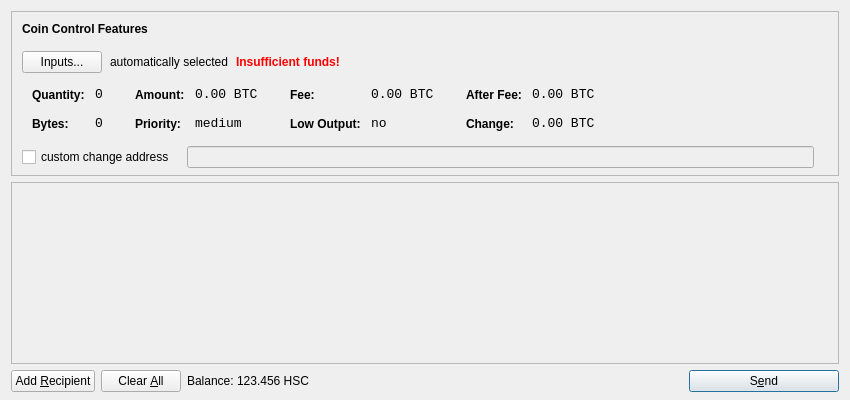
This is src/qt/forms/sendcoinsdialog.ui in hscoin/hashcoin as Qt 5 draws it before an edit. The edited form follows.
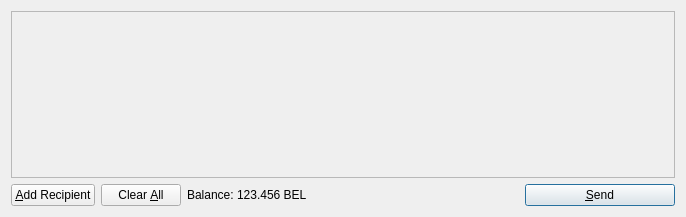
This is the edited form. Icons and pictures are not drawn.

```diff
--- a/src/qt/forms/sendcoinsdialog.ui
+++ b/src/qt/forms/sendcoinsdialog.ui
@@ -6,615 +6,14 @@
    <rect>
     <x>0</x>
     <y>0</y>
-    <width>850</width>
-    <height>400</height>
+    <width>686</width>
+    <height>217</height>
    </rect>
   </property>
   <property name="windowTitle">
    <string>Send Coins</string>
   </property>
-  <layout class="QVBoxLayout" name="verticalLayout" stretch="0,1,0">
-   <property name="bottomMargin">
-    <number>8</number>
-   </property>
-   <item>
-    <widget class="QFrame" name="frameCoinControl">
-     <property name="sizePolicy">
-      <sizepolicy hsizetype="Expanding" vsizetype="Expanding">
-       <horstretch>0</horstretch>
-       <verstretch>0</verstretch>
-      </sizepolicy>
-     </property>
-     <property name="maximumSize">
-      <size>
-       <width>16777215</width>
-       <height>16777215</height>
-      </size>
-     </property>
-     <property name="frameShape">
-      <enum>QFrame::StyledPanel</enum>
-     </property>
-     <property name="frameShadow">
-      <enum>QFrame::Sunken</enum>
-     </property>
-     <layout class="QVBoxLayout" name="verticalLayoutCoinControl2">
-      <property name="spacing">
-       <number>-1</number>
-      </property>
-      <property name="leftMargin">
-       <number>0</number>
-      </property>
-      <property name="topMargin">
-       <number>0</number>
-      </property>
-      <property name="rightMargin">
-       <number>0</number>
-      </property>
-      <property name="bottomMargin">
-       <number>6</number>
-      </property>
-      <item>
-       <layout class="QVBoxLayout" name="verticalLayoutCoinControl" stretch="0,0,0,0,1">
-        <property name="spacing">
-         <number>0</number>
-        </property>
-        <property name="leftMargin">
-         <number>10</number>
-        </property>
-        <property name="topMargin">
-         <number>10</number>
-        </property>
-        <item>
-         <layout class="QHBoxLayout" name="horizontalLayoutCoinControl1">
-          <property name="bottomMargin">
-           <number>15</number>
-          </property>
-          <item>
-           <widget class="QLabel" name="labelCoinControlFeatures">
-            <property name="sizePolicy">
-             <sizepolicy hsizetype="Preferred" vsizetype="Maximum">
-              <horstretch>0</horstretch>
-              <verstretch>0</verstretch>
-             </sizepolicy>
-            </property>
-            <property name="font">
-             <font>
-              <weight>75</weight>
-              <bold>true</bold>
-             </font>
-            </property>
-            <property name="styleSheet">
-             <string notr="true">font-weight:bold;</string>
-            </property>
-            <property name="text">
-             <string>Coin Control Features</string>
-            </property>
-           </widget>
-          </item>
-         </layout>
-        </item>
-        <item>
-         <layout class="QHBoxLayout" name="horizontalLayoutCoinControl2" stretch="0,0,0,0">
-          <property name="spacing">
-           <number>8</number>
-          </property>
-          <property name="bottomMargin">
-           <number>10</number>
-          </property>
-          <item>
-           <widget class="QPushButton" name="pushButtonCoinControl">
-            <property name="styleSheet">
-             <string notr="true"/>
-            </property>
-            <property name="text">
-             <string>Inputs...</string>
-            </property>
-           </widget>
-          </item>
-          <item>
-           <widget class="QLabel" name="labelCoinControlAutomaticallySelected">
-            <property name="text">
-             <string>automatically selected</string>
-            </property>
-            <property name="margin">
-             <number>5</number>
-            </property>
-           </widget>
-          </item>
-          <item>
-           <widget class="QLabel" name="labelCoinControlInsuffFunds">
-            <property name="font">
-             <font>
-              <weight>75</weight>
-              <bold>true</bold>
-             </font>
-            </property>
-            <property name="styleSheet">
-             <string notr="true">color:red;font-weight:bold;</string>
-            </property>
-            <property name="text">
-             <string>Insufficient funds!</string>
-            </property>
-            <property name="margin">
-             <number>5</number>
-            </property>
-           </widget>
-          </item>
-          <item>
-           <spacer name="horizontalSpacerCoinControl">
-            <property name="orientation">
-             <enum>Qt::Horizontal</enum>
-            </property>
-            <property name="sizeHint" stdset="0">
-             <size>
-              <width>40</width>
-              <height>1</height>
-             </size>
-            </property>
-           </spacer>
-          </item>
-         </layout>
-        </item>
-        <item>
-         <widget class="QWidget" name="widgetCoinControl" native="true">
-          <property name="sizePolicy">
-           <sizepolicy hsizetype="Preferred" vsizetype="Preferred">
-            <horstretch>0</horstretch>
-            <verstretch>0</verstretch>
-           </sizepolicy>
-          </property>
-          <property name="minimumSize">
-           <size>
-            <width>0</width>
-            <height>0</height>
-           </size>
-          </property>
-          <property name="styleSheet">
-           <string notr="true"/>
-          </property>
-          <layout class="QHBoxLayout" name="horizontalLayoutCoinControl5">
-           <property name="margin">
-            <number>0</number>
-           </property>
-           <item>
-            <layout class="QHBoxLayout" name="horizontalLayoutCoinControl3" stretch="0,0,0,1">
-             <property name="spacing">
-              <number>20</number>
-             </property>
-             <property name="topMargin">
-              <number>0</number>
-             </property>
-             <property name="bottomMargin">
-              <number>10</number>
-             </property>
-             <item>
-              <layout class="QFormLayout" name="formLayoutCoinControl1">
-               <property name="horizontalSpacing">
-                <number>10</number>
-               </property>
-               <property name="verticalSpacing">
-                <number>14</number>
-               </property>
-               <property name="leftMargin">
-                <number>10</number>
-               </property>
-               <property name="topMargin">
-                <number>4</number>
-               </property>
-               <property name="rightMargin">
-                <number>6</number>
-               </property>
-               <item row="0" column="0">
-                <widget class="QLabel" name="labelCoinControlQuantityText">
-                 <property name="styleSheet">
-                  <string notr="true">font-weight:bold;</string>
-                 </property>
-                 <property name="text">
-                  <string>Quantity:</string>
-                 </property>
-                 <property name="margin">
-                  <number>0</number>
-                 </property>
-                </widget>
-               </item>
-               <item row="0" column="1">
-                <widget class="QLabel" name="labelCoinControlQuantity">
-                 <property name="font">
-                  <font>
-                   <family>Monospace</family>
-                   <pointsize>10</pointsize>
-                  </font>
-                 </property>
-                 <property name="cursor">
-                  <cursorShape>IBeamCursor</cursorShape>
-                 </property>
-                 <property name="contextMenuPolicy">
-                  <enum>Qt::ActionsContextMenu</enum>
-                 </property>
-                 <property name="text">
-                  <string notr="true">0</string>
-                 </property>
-                 <property name="margin">
-                  <number>0</number>
-                 </property>
-                 <property name="textInteractionFlags">
-                  <set>Qt::LinksAccessibleByMouse|Qt::TextSelectableByKeyboard|Qt::TextSelectableByMouse</set>
-                 </property>
-                </widget>
-               </item>
-               <item row="1" column="0">
-                <widget class="QLabel" name="labelCoinControlBytesText">
-                 <property name="styleSheet">
-                  <string notr="true">font-weight:bold;</string>
-                 </property>
-                 <property name="text">
-                  <string>Bytes:</string>
-                 </property>
-                </widget>
-               </item>
-               <item row="1" column="1">
-                <widget class="QLabel" name="labelCoinControlBytes">
-                 <property name="font">
-                  <font>
-                   <family>Monospace</family>
-                   <pointsize>10</pointsize>
-                  </font>
-                 </property>
-                 <property name="cursor">
-                  <cursorShape>IBeamCursor</cursorShape>
-                 </property>
-                 <property name="contextMenuPolicy">
-                  <enum>Qt::ActionsContextMenu</enum>
-                 </property>
-                 <property name="text">
-                  <string notr="true">0</string>
-                 </property>
-                 <property name="textInteractionFlags">
-                  <set>Qt::LinksAccessibleByMouse|Qt::TextSelectableByKeyboard|Qt::TextSelectableByMouse</set>
-                 </property>
-                </widget>
-               </item>
-              </layout>
-             </item>
-             <item>
-              <layout class="QFormLayout" name="formLayoutCoinControl2">
-               <property name="horizontalSpacing">
-                <number>10</number>
-               </property>
-               <property name="verticalSpacing">
-                <number>14</number>
-               </property>
-               <property name="leftMargin">
-                <number>6</number>
-               </property>
-               <property name="topMargin">
-                <number>4</number>
-               </property>
-               <property name="rightMargin">
-                <number>6</number>
-               </property>
-               <item row="0" column="0">
-                <widget class="QLabel" name="labelCoinControlAmountText">
-                 <property name="styleSheet">
-                  <string notr="true">font-weight:bold;</string>
-                 </property>
-                 <property name="text">
-                  <string>Amount:</string>
-                 </property>
-                 <property name="margin">
-                  <number>0</number>
-                 </property>
-                </widget>
-               </item>
-               <item row="0" column="1">
-                <widget class="QLabel" name="labelCoinControlAmount">
-                 <property name="font">
-                  <font>
-                   <family>Monospace</family>
-                   <pointsize>10</pointsize>
-                  </font>
-                 </property>
-                 <property name="cursor">
-                  <cursorShape>IBeamCursor</cursorShape>
-                 </property>
-                 <property name="contextMenuPolicy">
-                  <enum>Qt::ActionsContextMenu</enum>
-                 </property>
-                 <property name="text">
-                  <string notr="true">0.00 BTC</string>
-                 </property>
-                 <property name="textInteractionFlags">
-                  <set>Qt::LinksAccessibleByMouse|Qt::TextSelectableByKeyboard|Qt::TextSelectableByMouse</set>
-                 </property>
-                </widget>
-               </item>
-               <item row="1" column="0">
-                <widget class="QLabel" name="labelCoinControlPriorityText">
-                 <property name="styleSheet">
-                  <string notr="true">font-weight:bold;</string>
-                 </property>
-                 <property name="text">
-                  <string>Priority:</string>
-                 </property>
-                </widget>
-               </item>
-               <item row="1" column="1">
-                <widget class="QLabel" name="labelCoinControlPriority">
-                 <property name="font">
-                  <font>
-                   <family>Monospace</family>
-                   <pointsize>10</pointsize>
-                  </font>
-                 </property>
-                 <property name="cursor">
-                  <cursorShape>IBeamCursor</cursorShape>
-                 </property>
-                 <property name="contextMenuPolicy">
-                  <enum>Qt::ActionsContextMenu</enum>
-                 </property>
-                 <property name="text">
-                  <string>medium</string>
-                 </property>
-                 <property name="textInteractionFlags">
-                  <set>Qt::LinksAccessibleByMouse|Qt::TextSelectableByKeyboard|Qt::TextSelectableByMouse</set>
-                 </property>
-                </widget>
-               </item>
-              </layout>
-             </item>
-             <item>
-              <layout class="QFormLayout" name="formLayoutCoinControl3">
-               <property name="horizontalSpacing">
-                <number>10</number>
-               </property>
-               <property name="verticalSpacing">
-                <number>14</number>
-               </property>
-               <property name="leftMargin">
-                <number>6</number>
-               </property>
-               <property name="topMargin">
-                <number>4</number>
-               </property>
-               <property name="rightMargin">
-                <number>6</number>
-               </property>
-               <item row="0" column="0">
-                <widget class="QLabel" name="labelCoinControlFeeText">
-                 <property name="styleSheet">
-                  <string notr="true">font-weight:bold;</string>
-                 </property>
-                 <property name="text">
-                  <string>Fee:</string>
-                 </property>
-                 <property name="margin">
-                  <number>0</number>
-                 </property>
-                </widget>
-               </item>
-               <item row="0" column="1">
-                <widget class="QLabel" name="labelCoinControlFee">
-                 <property name="font">
-                  <font>
-                   <family>Monospace</family>
-                   <pointsize>10</pointsize>
-                  </font>
-                 </property>
-                 <property name="cursor">
-                  <cursorShape>IBeamCursor</cursorShape>
-                 </property>
-                 <property name="contextMenuPolicy">
-                  <enum>Qt::ActionsContextMenu</enum>
-                 </property>
-                 <property name="text">
-                  <string notr="true">0.00 BTC</string>
-                 </property>
-                 <property name="textInteractionFlags">
-                  <set>Qt::LinksAccessibleByMouse|Qt::TextSelectableByKeyboard|Qt::TextSelectableByMouse</set>
-                 </property>
-                </widget>
-               </item>
-               <item row="1" column="0">
-                <widget class="QLabel" name="labelCoinControlLowOutputText">
-                 <property name="styleSheet">
-                  <string notr="true">font-weight:bold;</string>
-                 </property>
-                 <property name="text">
-                  <string>Low Output:</string>
-                 </property>
-                </widget>
-               </item>
-               <item row="1" column="1">
-                <widget class="QLabel" name="labelCoinControlLowOutput">
-                 <property name="font">
-                  <font>
-                   <family>Monospace</family>
-                   <pointsize>10</pointsize>
-                  </font>
-                 </property>
-                 <property name="cursor">
-                  <cursorShape>IBeamCursor</cursorShape>
-                 </property>
-                 <property name="contextMenuPolicy">
-                  <enum>Qt::ActionsContextMenu</enum>
-                 </property>
-                 <property name="text">
-                  <string>no</string>
-                 </property>
-                 <property name="textInteractionFlags">
-                  <set>Qt::LinksAccessibleByMouse|Qt::TextSelectableByKeyboard|Qt::TextSelectableByMouse</set>
-                 </property>
-                </widget>
-               </item>
-              </layout>
-             </item>
-             <item>
-              <layout class="QFormLayout" name="formLayoutCoinControl4">
-               <property name="horizontalSpacing">
-                <number>10</number>
-               </property>
-               <property name="verticalSpacing">
-                <number>14</number>
-               </property>
-               <property name="leftMargin">
-                <number>6</number>
-               </property>
-               <property name="topMargin">
-                <number>4</number>
-               </property>
-               <property name="rightMargin">
-                <number>6</number>
-               </property>
-               <item row="0" column="0">
-                <widget class="QLabel" name="labelCoinControlAfterFeeText">
-                 <property name="styleSheet">
-                  <string notr="true">font-weight:bold;</string>
-                 </property>
-                 <property name="text">
-                  <string>After Fee:</string>
-                 </property>
-                 <property name="margin">
-                  <number>0</number>
-                 </property>
-                </widget>
-               </item>
-               <item row="0" column="1">
-                <widget class="QLabel" name="labelCoinControlAfterFee">
-                 <property name="font">
-                  <font>
-                   <family>Monospace</family>
-                   <pointsize>10</pointsize>
-                  </font>
-                 </property>
-                 <property name="cursor">
-                  <cursorShape>IBeamCursor</cursorShape>
-                 </property>
-                 <property name="contextMenuPolicy">
-                  <enum>Qt::ActionsContextMenu</enum>
-                 </property>
-                 <property name="text">
-                  <string notr="true">0.00 BTC</string>
-                 </property>
-                 <property name="textInteractionFlags">
-                  <set>Qt::LinksAccessibleByMouse|Qt::TextSelectableByKeyboard|Qt::TextSelectableByMouse</set>
-                 </property>
-                </widget>
-               </item>
-               <item row="1" column="0">
-                <widget class="QLabel" name="labelCoinControlChangeText">
-                 <property name="styleSheet">
-                  <string notr="true">font-weight:bold;</string>
-                 </property>
-                 <property name="text">
-                  <string>Change:</string>
-                 </property>
-                </widget>
-               </item>
-               <item row="1" column="1">
-                <widget class="QLabel" name="labelCoinControlChange">
-                 <property name="font">
-                  <font>
-                   <family>Monospace</family>
-                   <pointsize>10</pointsize>
-                  </font>
-                 </property>
-                 <property name="cursor">
-                  <cursorShape>IBeamCursor</cursorShape>
-                 </property>
-                 <property name="contextMenuPolicy">
-                  <enum>Qt::ActionsContextMenu</enum>
-                 </property>
-                 <property name="text">
-                  <string notr="true">0.00 BTC</string>
-                 </property>
-                 <property name="textInteractionFlags">
-                  <set>Qt::LinksAccessibleByMouse|Qt::TextSelectableByKeyboard|Qt::TextSelectableByMouse</set>
-                 </property>
-                </widget>
-               </item>
-              </layout>
-             </item>
-            </layout>
-           </item>
-          </layout>
-         </widget>
-        </item>
-        <item>
-         <layout class="QHBoxLayout" name="horizontalLayoutCoinControl4" stretch="0,0,0">
-          <property name="spacing">
-           <number>12</number>
-          </property>
-          <property name="sizeConstraint">
-           <enum>QLayout::SetDefaultConstraint</enum>
-          </property>
-          <property name="topMargin">
-           <number>5</number>
-          </property>
-          <property name="rightMargin">
-           <number>5</number>
-          </property>
-          <item>
-           <widget class="QCheckBox" name="checkBoxCoinControlChange">
-            <property name="text">
-             <string>custom change address</string>
-            </property>
-           </widget>
-          </item>
-          <item>
-           <widget class="QLineEdit" name="lineEditCoinControlChange">
-            <property name="enabled">
-             <bool>false</bool>
-            </property>
-            <property name="sizePolicy">
-             <sizepolicy hsizetype="Expanding" vsizetype="Fixed">
-              <horstretch>0</horstretch>
-              <verstretch>0</verstretch>
-             </sizepolicy>
-            </property>
-           </widget>
-          </item>
-          <item>
-           <widget class="QLabel" name="labelCoinControlChangeLabel">
-            <property name="sizePolicy">
-             <sizepolicy hsizetype="Preferred" vsizetype="Expanding">
-              <horstretch>0</horstretch>
-              <verstretch>0</verstretch>
-             </sizepolicy>
-            </property>
-            <property name="minimumSize">
-             <size>
-              <width>0</width>
-              <height>0</height>
-             </size>
-            </property>
-            <property name="text">
-             <string/>
-            </property>
-            <property name="margin">
-             <number>3</number>
-            </property>
-           </widget>
-          </item>
-         </layout>
-        </item>
-        <item>
-         <spacer name="verticalSpacerCoinControl">
-          <property name="orientation">
-           <enum>Qt::Vertical</enum>
-          </property>
-          <property name="sizeHint" stdset="0">
-           <size>
-            <width>800</width>
-            <height>1</height>
-           </size>
-          </property>
-         </spacer>
-        </item>
-       </layout>
-      </item>
-     </layout>
-    </widget>
-   </item>
+  <layout class="QVBoxLayout" name="verticalLayout">
    <item>
     <widget class="QScrollArea" name="scrollArea">
      <property name="widgetResizable">
@@ -625,7 +24,7 @@
        <rect>
         <x>0</x>
         <y>0</y>
-        <width>830</width>
+        <width>666</width>
         <height>165</height>
        </rect>
       </property>
@@ -665,7 +64,7 @@
         <string>Send to multiple recipients at once</string>
        </property>
        <property name="text">
-        <string>Add &amp;Recipient</string>
+        <string>&amp;Add Recipient</string>
        </property>
        <property name="icon">
         <iconset resource="../bitcoin.qrc">
@@ -720,7 +119,7 @@
           <cursorShape>IBeamCursor</cursorShape>
          </property>
          <property name="text">
-          <string>123.456 HSC</string>
+          <string>123.456 BEL</string>
          </property>
          <property name="textInteractionFlags">
           <set>Qt::LinksAccessibleByMouse|Qt::TextSelectableByKeyboard|Qt::TextSelectableByMouse</set>
@@ -754,7 +153,7 @@
         <string>Confirm the send action</string>
        </property>
        <property name="text">
-        <string>S&amp;end</string>
+        <string>&amp;Send</string>
        </property>
        <property name="icon">
         <iconset resource="../bitcoin.qrc">
```
